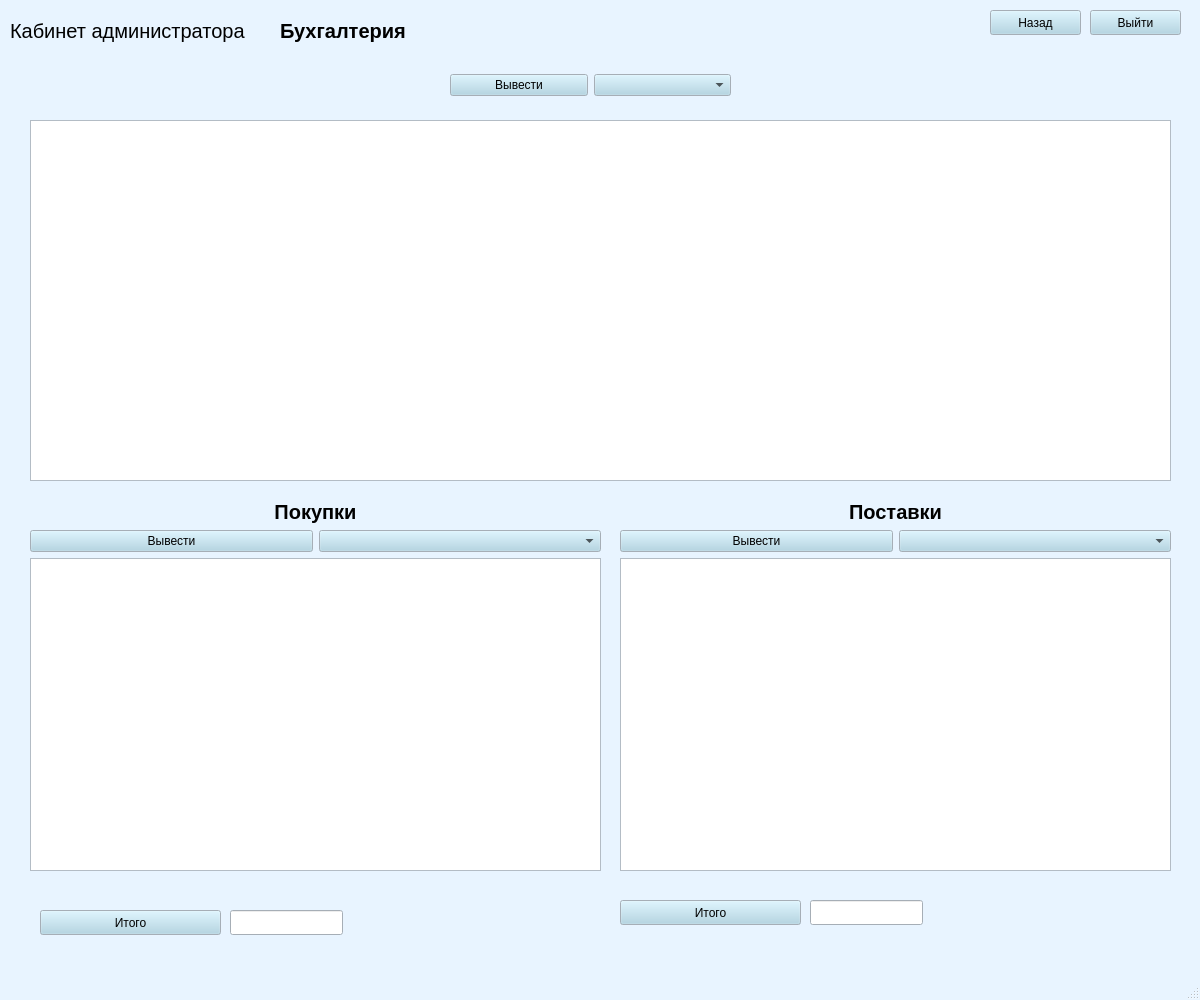
Old version of the form windows/admin_menu_money.ui in the repository KristinaBu/aisDB.
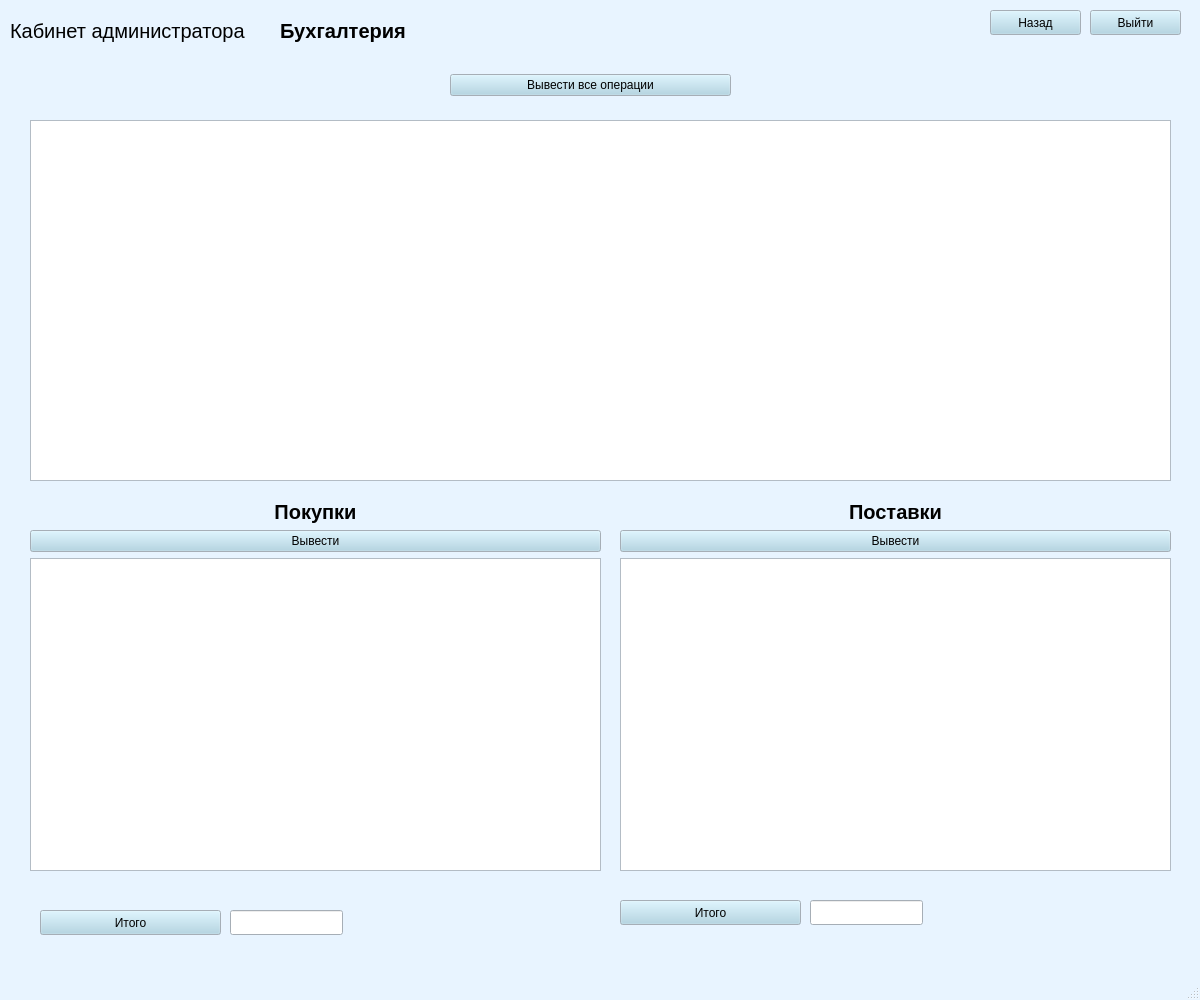
New version of the form.

Diff of the .ui file:
```diff
--- a/windows/admin_menu_money.ui
+++ b/windows/admin_menu_money.ui
@@ -634,13 +634,10 @@
      <item row="0" column="0">
       <widget class="QPushButton" name="print_all">
        <property name="text">
-        <string>Вывести</string>
+        <string>Вывести все операции</string>
        </property>
       </widget>
      </item>
-     <item row="0" column="1">
-      <widget class="QComboBox" name="QTypeBox_2"/>
-     </item>
     </layout>
    </widget>
    <widget class="QWidget" name="gridLayoutWidget_4">
@@ -744,9 +741,6 @@
          </property>
         </widget>
        </item>
-       <item row="0" column="1">
-        <widget class="QComboBox" name="s_filt"/>
-       </item>
       </layout>
      </item>
     </layout>
@@ -852,9 +846,6 @@
          </property>
         </widget>
        </item>
-       <item row="0" column="1">
-        <widget class="QComboBox" name="p_filt"/>
-       </item>
       </layout>
      </item>
     </layout>
```
Left out of the diff: 12 changed lines with no effect on the pictures.
